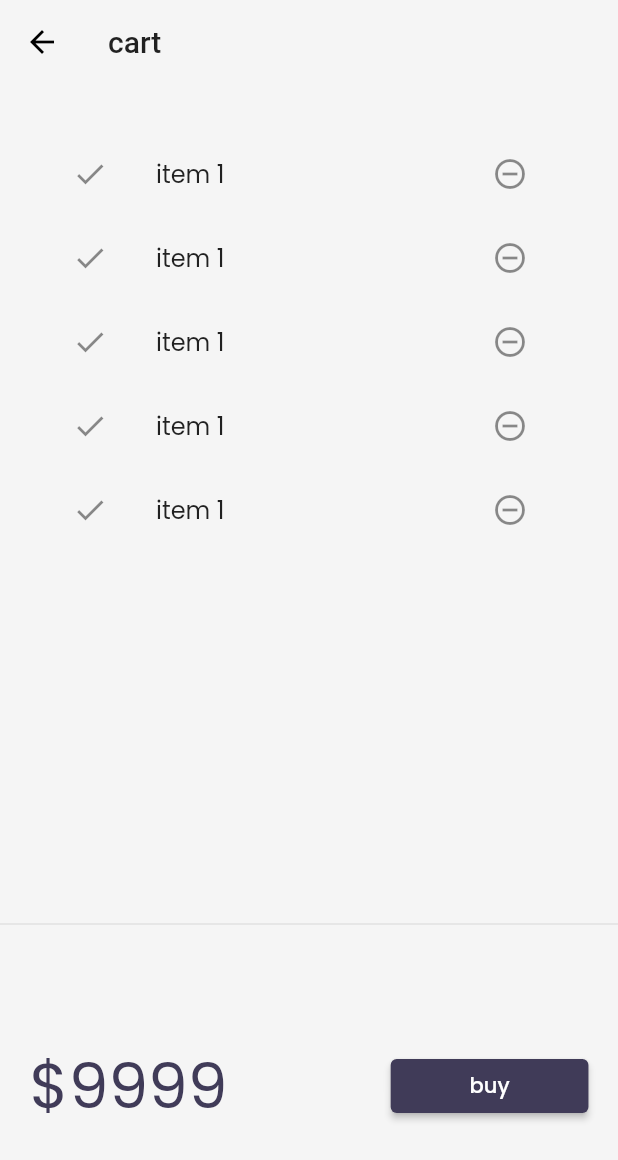
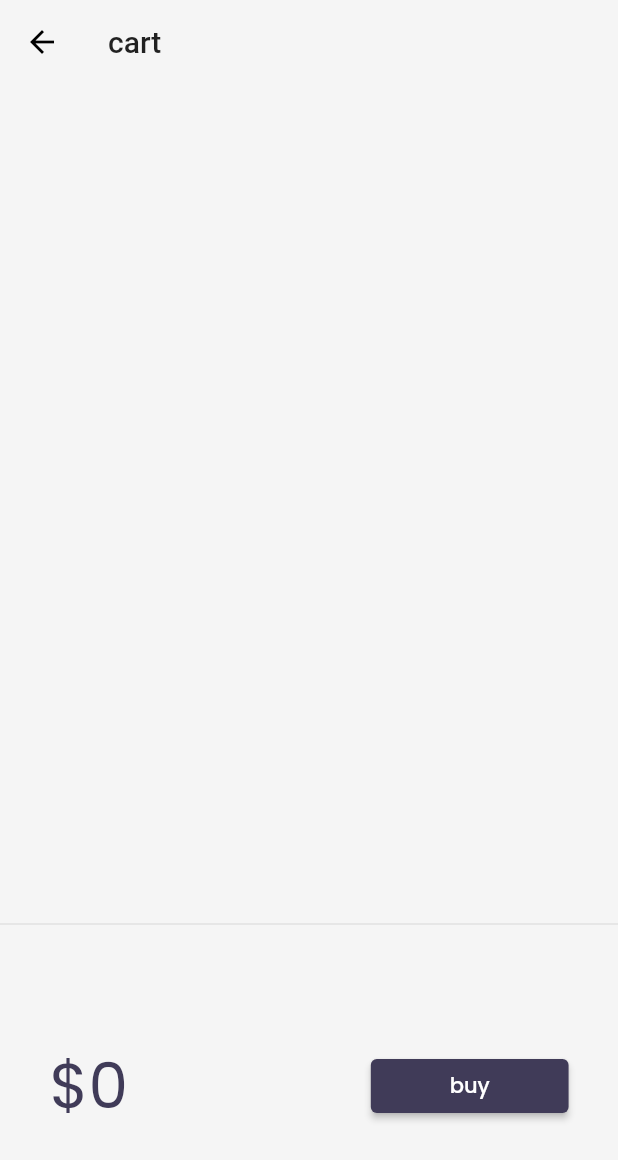
Before and after one commit to bluefire99dev/catalogapp, a Flutter app: the HomePage screen opened by its route, after a tap on an icon or button, on a phone screen of 412 x 824 dp. Shown: the top 1160 px of the screen. Run offline on Flutter 3.47's test engine with Material 2 defaults, Android fonts, the phone set to English and light mode, and no system bars; our stand-ins replace google_fonts, velocity_x; network calls fail.

Commit message:
2nd commit

```diff
--- a/lib/models/cart.dart
+++ b/lib/models/cart.dart
@@ -1,6 +1,15 @@
 import 'package:catalogapp/models/catalog_product.dart';
 
 class CartModel {
+  // singletan 7:03:34 time codepur
+  // catalog_product ma pan add kayru name chang karinne
+  //  cart ma product add karva
+  static final cartModel = CartModel._internal();
+  //
+  CartModel._internal();
+  //
+  factory CartModel() => cartModel;
+
   // catalog field
   late CatalogModel _catalog;
 
--- a/lib/models/catalog_product.dart
+++ b/lib/models/catalog_product.dart
@@ -1,5 +1,13 @@
 class CatalogModel {
   static List<Item> items = [];
+
+// cart.dart mathi copy kayru
+//  cart ma product add karva
+  static final catModel = CatalogModel._internal();
+  //
+  CatalogModel._internal();
+  //
+  factory CatalogModel() => catModel;
 
   //= [
   //   Item(
--- a/lib/pages/cart_page.dart
+++ b/lib/pages/cart_page.dart
@@ -1,5 +1,6 @@
 // import 'package:catalogapp/widgets/themes.dart';
-import 'package:flutter/cupertino.dart';
+// import 'package:flutter/cupertino.dart';
+import 'package:catalogapp/models/cart.dart';
 import 'package:flutter/material.dart';
 import 'package:velocity_x/velocity_x.dart';
 
@@ -26,16 +27,20 @@ class Cartpage extends StatelessWidget {
 }
 
 class _cartTotal extends StatelessWidget {
-  const _cartTotal({Key? key}) : super(key: key);
-
+  _cartTotal({Key? key}) : super(key: key);
   @override
+  final _cart = CartModel();
   Widget build(BuildContext context) {
     return SizedBox(
       height: 200,
       child: Row(
         mainAxisAlignment: MainAxisAlignment.spaceAround,
         children: [
-          "\$9999".text.xl5.color(context.theme.accentColor).make(),
+          "\$${_cart.totalprice}"
+              .text
+              .xl5
+              .color(context.theme.accentColor)
+              .make(),
           30.widthBox,
           ElevatedButton(
             onPressed: () {
@@ -65,17 +70,18 @@ class _cartList extends StatefulWidget {
 }
 
 class _cartListState extends State<_cartList> {
+  final _cart = CartModel();
   @override
   Widget build(BuildContext context) {
     return ListView.builder(
-      itemCount: 5,
+      itemCount: _cart.item?.length,
       itemBuilder: (context, index) => ListTile(
         leading: Icon(Icons.done),
         trailing: IconButton(
           icon: Icon(Icons.remove_circle_outline),
           onPressed: () {},
         ),
-        title: "item 1".text.make(),
+        title: _cart.item[index].name.text.make(),
       ),
     );
   }
--- a/lib/pages/home_page.dart
+++ b/lib/pages/home_page.dart
@@ -18,8 +18,8 @@ class HomePage extends StatefulWidget {
 
 class _HomePageState extends State<HomePage> {
   // homepage({Key? key}) : super(key: key);
-  double days = 30;
-  String name = "neel";
+  // double days = 30;
+  // String name = "neel";
 
 // json file leva
   @override
--- a/lib/widgets/home_widgets/catalog_list.dart
+++ b/lib/widgets/home_widgets/catalog_list.dart
@@ -1,10 +1,12 @@
+// ignore_for_file: public_member_api_docs, sort_constructors_first
+import 'package:catalogapp/models/cart.dart';
 import 'package:catalogapp/pages/home_detail_page.dart';
-import 'package:flutter/cupertino.dart';
+//  import 'package:flutter/cupertino.dart';
 import 'package:flutter/material.dart';
 import 'package:velocity_x/velocity_x.dart';
 
 import '../../models/catalog_product.dart';
-import '../../widgets/themes.dart';
+// import '../../widgets/themes.dart';
 // import '../home_page.dart';
 import 'catalog_image.dart';
 
@@ -67,15 +69,9 @@ class CatalogItem extends StatelessWidget {
                   buttonPadding: EdgeInsets.zero,
                   children: [
                     "\$${catalog.price}".text.bold.xl.make(),
-                    ElevatedButton(
-                      onPressed: () {},
-                      style: ButtonStyle(
-                        backgroundColor: MaterialStateProperty.all(
-                            context.theme.buttonColor),
-                        shape: MaterialStateProperty.all(StadiumBorder()),
-                      ),
-                      child: "Add To Cart".text.make(),
-                    )
+                    //1. eveluted button widget extract kayru
+                    // 2._AddToCart() ne statfull banayvu
+                    _AddTOCart(catalog: catalog)
                   ],
                 ).pOnly(right: 8.0)
               ],
@@ -86,3 +82,38 @@ class CatalogItem extends StatelessWidget {
     ).color(context.cardColor).rounded.square(150).make().py16();
   }
 }
+
+class _AddTOCart extends StatefulWidget {
+  final Item catalog;
+  const _AddTOCart({
+    Key? key,
+    required this.catalog,
+  }) : super(key: key);
+
+  @override
+  State<_AddTOCart> createState() => _AddTOCartState();
+}
+
+class _AddTOCartState extends State<_AddTOCart> {
+  bool isAdded = false;
+  @override
+  Widget build(BuildContext context) {
+    return ElevatedButton(
+      onPressed: () {
+        isAdded = isAdded.toggle();
+        //cart ma add karva
+        final _catalog = CatalogModel();
+        final _cart = CartModel();
+        //
+        _cart.catalog = _catalog;
+        _cart.add(widget.catalog);
+        setState(() {});
+      },
+      style: ButtonStyle(
+        backgroundColor: MaterialStateProperty.all(context.theme.buttonColor),
+        shape: MaterialStateProperty.all(StadiumBorder()),
+      ),
+      child: isAdded ? Icon(Icons.done) : "Add To Cart".text.make(),
+    );
+  }
+}
```
